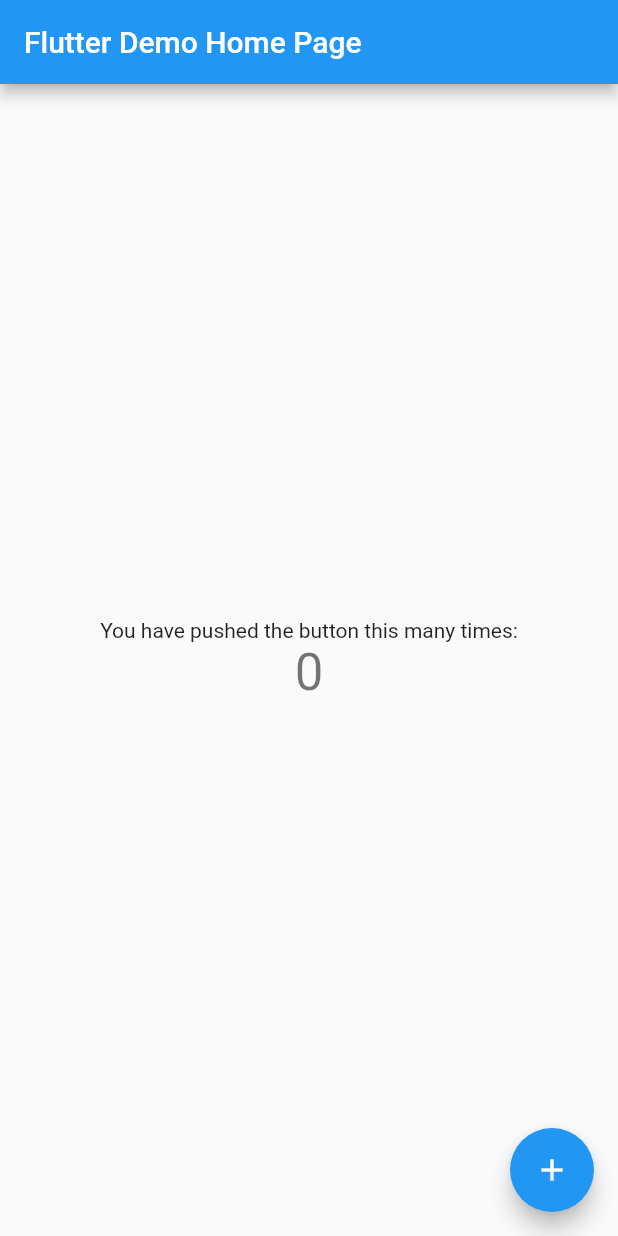
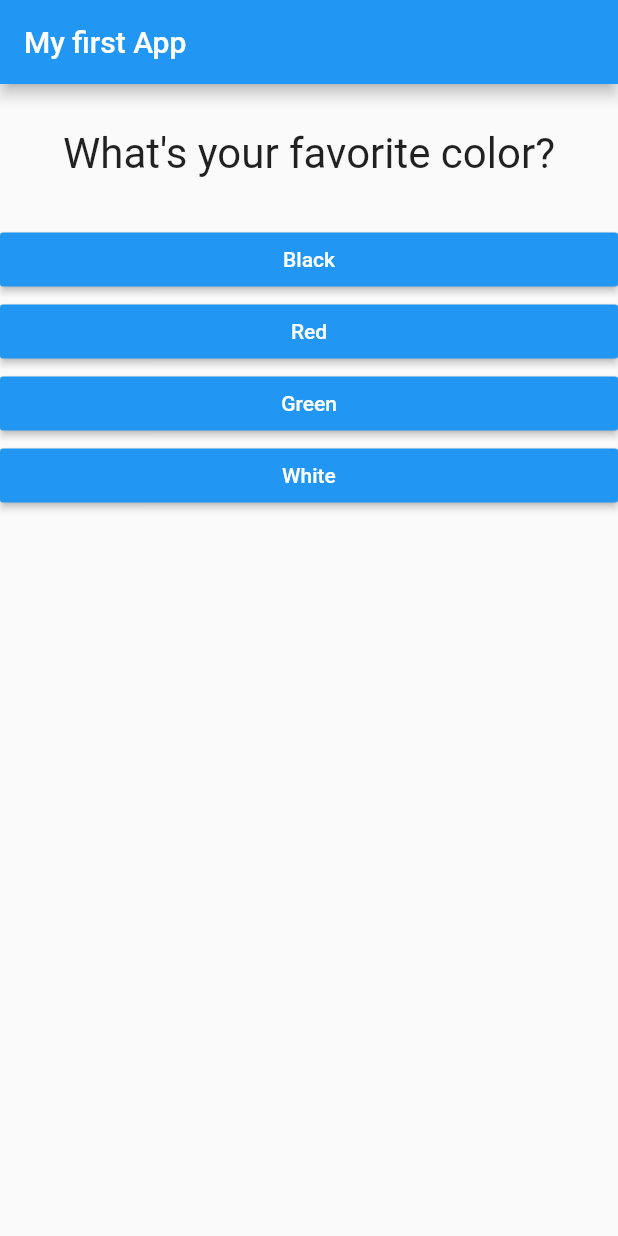
Before and after one commit to neco3coffee/flutter_complete_guide, a Flutter app: the screen it shows after launch, on a phone screen of 412 x 824 dp. Run offline on Flutter 3.47's test engine with Material 2 defaults, Android fonts, the phone set to English and light mode, and no system bars.

Commit message:
finished quiz app

```diff
--- /dev/null
+++ b/lib/answer.dart
@@ -0,0 +1,21 @@
+import 'package:flutter/material.dart';
+
+class Answer extends StatelessWidget {
+  final Function selectHandler;
+  final String answerText;
+
+  Answer(this.selectHandler, String this.answerText);
+
+  @override
+  Widget build(BuildContext context) {
+    return Container(
+      width: double.infinity,
+      child: RaisedButton(
+        color: Colors.blue,
+        textColor: Colors.white,
+        child: Text(answerText),
+        onPressed: selectHandler,
+      ),
+    );
+  }
+}
--- a/lib/main.dart
+++ b/lib/main.dart
@@ -1,113 +1,96 @@
 import 'package:flutter/material.dart';
+import './question.dart';
+import './answer.dart';
+import './result.dart';
+import './quiz.dart';
 
-void main() {
-  runApp(MyApp());
-}
+// void main() {
+//   runApp(MyApp());
+// }
 
-class MyApp extends StatelessWidget {
-  // This widget is the root of your application.
+void main() => runApp(MyApp());
+
+class MyApp extends StatefulWidget {
   @override
-  Widget build(BuildContext context) {
-    return MaterialApp(
-      title: 'Flutter Demo',
-      theme: ThemeData(
-        // This is the theme of your application.
-        //
-        // Try running your application with "flutter run". You'll see the
-        // application has a blue toolbar. Then, without quitting the app, try
-        // changing the primarySwatch below to Colors.green and then invoke
-        // "hot reload" (press "r" in the console where you ran "flutter run",
-        // or simply save your changes to "hot reload" in a Flutter IDE).
-        // Notice that the counter didn't reset back to zero; the application
-        // is not restarted.
-        primarySwatch: Colors.blue,
-      ),
-      home: MyHomePage(title: 'Flutter Demo Home Page'),
-    );
+  State<StatefulWidget> createState() {
+    // TODO: implement createState
+    return _MyAppState();
   }
 }
 
-class MyHomePage extends StatefulWidget {
-  MyHomePage({Key key, this.title}) : super(key: key);
+// _ はprivateにするために用いる（このファイルのみで使用可能）ほかのファイルからの参照不可
+class _MyAppState extends State<MyApp> {
+  final _questions = const [
+    {
+      'questionText': 'What\'s your favorite color?',
+      'answers': [
+        {'text': 'Black', 'score': 10},
+        {'text': 'Red', 'score': 5},
+        {'text': 'Green', 'score': 3},
+        {'text': 'White', 'score': 1},
+      ],
+    },
+    {
+      'questionText': 'What\'s your favorite animal?',
+      'answers': [
+        {'text': 'Rabbit', 'score': 3},
+        {'text': 'Snake', 'score': 11},
+        {'text': 'Elephant', 'score': 5},
+        {'text': 'Lion', 'score': 9},
+      ],
+    },
+    {
+      'questionText': 'Who\'s your favorite instructor?',
+      'answers': [
+        {'text': 'Max', 'score': 1},
+        {'text': 'Max', 'score': 1},
+        {'text': 'Max', 'score': 1},
+        {'text': 'Max', 'score': 1},
+      ],
+    },
+  ];
+  var _questionIndex = 0;
+  var _totalScore = 0;
 
-  // This widget is the home page of your application. It is stateful, meaning
-  // that it has a State object (defined below) that contains fields that affect
-  // how it looks.
+  void _resetQuiz() {
+    setState(() {
+      _questionIndex = 0;
+      _totalScore = 0;
+    });
+  }
 
-  // This class is the configuration for the state. It holds the values (in this
-  // case the title) provided by the parent (in this case the App widget) and
-  // used by the build method of the State. Fields in a Widget subclass are
-  // always marked "final".
+  void _answerQuestion(int score) {
+    // var aBool = true;
+    // aBool = false;
 
-  final String title;
+    _totalScore += score;
 
-  @override
-  _MyHomePageState createState() => _MyHomePageState();
-}
-
-class _MyHomePageState extends State<MyHomePage> {
-  int _counter = 0;
-
-  void _incrementCounter() {
     setState(() {
-      // This call to setState tells the Flutter framework that something has
-      // changed in this State, which causes it to rerun the build method below
-      // so that the display can reflect the updated values. If we changed
-      // _counter without calling setState(), then the build method would not be
-      // called again, and so nothing would appear to happen.
-      _counter++;
+      _questionIndex = _questionIndex + 1;
     });
+    print(_questionIndex);
+    if (_questionIndex < _questions.length) {
+      print('We have more questions!');
+    } else {
+      print('No more questions!');
+    }
   }
 
   @override
   Widget build(BuildContext context) {
-    // This method is rerun every time setState is called, for instance as done
-    // by the _incrementCounter method above.
-    //
-    // The Flutter framework has been optimized to make rerunning build methods
-    // fast, so that you can just rebuild anything that needs updating rather
-    // than having to individually change instances of widgets.
-    return Scaffold(
-      appBar: AppBar(
-        // Here we take the value from the MyHomePage object that was created by
-        // the App.build method, and use it to set our appbar title.
-        title: Text(widget.title),
+    return MaterialApp(
+      home: Scaffold(
+        appBar: AppBar(
+          title: Text('My first App'),
+        ),
+        body: _questionIndex < _questions.length
+            ? Quiz(
+                answerQuestion: _answerQuestion,
+                questionIndex: _questionIndex,
+                questions: _questions,
+              )
+            : Result(_totalScore, _resetQuiz),
       ),
-      body: Center(
-        // Center is a layout widget. It takes a single child and positions it
-        // in the middle of the parent.
-        child: Column(
-          // Column is also a layout widget. It takes a list of children and
-          // arranges them vertically. By default, it sizes itself to fit its
-          // children horizontally, and tries to be as tall as its parent.
-          //
-          // Invoke "debug painting" (press "p" in the console, choose the
-          // "Toggle Debug Paint" action from the Flutter Inspector in Android
-          // Studio, or the "Toggle Debug Paint" command in Visual Studio Code)
-          // to see the wireframe for each widget.
-          //
-          // Column has various properties to control how it sizes itself and
-          // how it positions its children. Here we use mainAxisAlignment to
-          // center the children vertically; the main axis here is the vertical
-          // axis because Columns are vertical (the cross axis would be
-          // horizontal).
-          mainAxisAlignment: MainAxisAlignment.center,
-          children: <Widget>[
-            Text(
-              'You have pushed the button this many times:',
-            ),
-            Text(
-              '$_counter',
-              style: Theme.of(context).textTheme.headline4,
-            ),
-          ],
-        ),
-      ),
-      floatingActionButton: FloatingActionButton(
-        onPressed: _incrementCounter,
-        tooltip: 'Increment',
-        child: Icon(Icons.add),
-      ), // This trailing comma makes auto-formatting nicer for build methods.
     );
   }
 }
--- /dev/null
+++ b/lib/question.dart
@@ -0,0 +1,20 @@
+import 'package:flutter/material.dart';
+
+class Question extends StatelessWidget {
+  final String questionText;
+
+  Question(this.questionText);
+
+  @override
+  Widget build(BuildContext context) {
+    return Container(
+      width: double.infinity,
+      margin: EdgeInsets.all(30),
+      child: Text(
+        questionText,
+        style: TextStyle(fontSize: 28),
+        textAlign: TextAlign.center,
+      ),
+    );
+  }
+}
--- /dev/null
+++ b/lib/quiz.dart
@@ -0,0 +1,30 @@
+import 'package:flutter/material.dart';
+import './question.dart';
+import './answer.dart';
+
+class Quiz extends StatelessWidget {
+  final List<Map<String, Object>> questions;
+  final int questionIndex;
+  final Function answerQuestion;
+
+  Quiz({
+    @required this.questions,
+    @required this.answerQuestion,
+    @required this.questionIndex,
+  });
+
+  @override
+  Widget build(BuildContext context) {
+    return Column(
+      children: [
+        Question(
+          questions[questionIndex]['questionText'],
+        ),
+        ...(questions[questionIndex]['answers'] as List<Map<String, Object>>)
+            .map((answer) {
+          return Answer(() => answerQuestion(answer['score']), answer['text']);
+        }).toList()
+      ],
+    );
+  }
+}
```
Also changed, not shown: lib/result.dart (added, +42 -0 lines).
